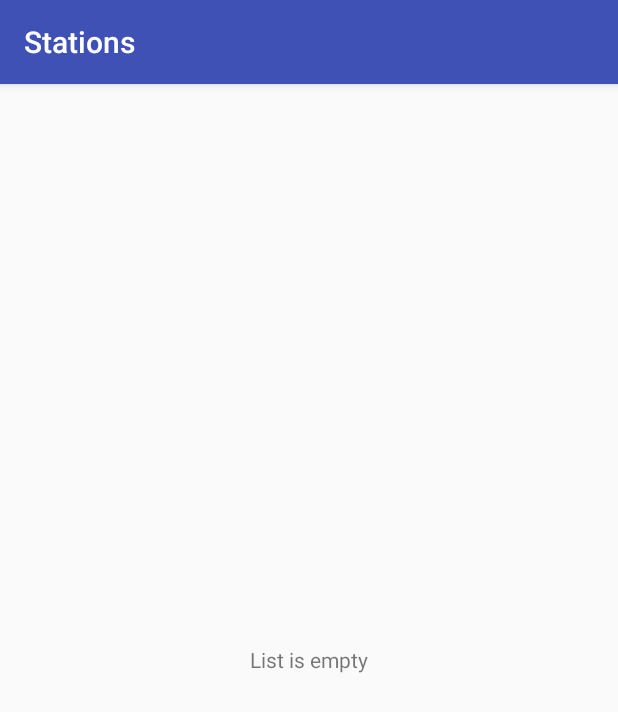
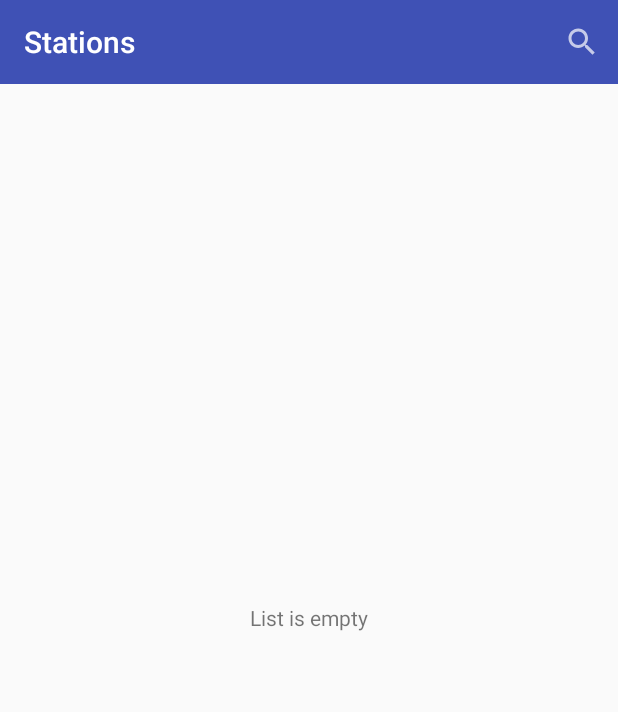
Before and after one commit to sergeykamyshov/HomeTasks, an Android app: the StationListActivity screen opened directly, with no data from a screen before it, on a phone screen of 412 x 824 dp. Shown: the top 712 px of the screen. Run offline under Robolectric (Android 15) with nearby library versions, the phone set to English and light mode, and no system bars.

Commit message:
Добавил поиск по списку станций

```diff
--- a/Schedule/app/build.gradle
+++ b/Schedule/app/build.gradle
@@ -25,8 +25,10 @@ dependencies {
     androidTestCompile('com.android.support.test.espresso:espresso-core:2.2.2', {
         exclude group: 'com.android.support', module: 'support-annotations'
     })
-    compile 'com.android.support:appcompat-v7:26.+'
+    compile 'com.android.support:appcompat-v7:26.0.0-alpha1'
     compile 'com.android.support.constraint:constraint-layout:1.0.2'
     testCompile 'junit:junit:4.12'
     compile 'com.android.support:recyclerview-v7:26.0.0-alpha1'
+    compile 'com.android.support:cardview-v7:26.0.0-alpha1'
+    compile 'com.android.support:design:26.0.0-alpha1'
 }
--- a/Schedule/app/src/main/AndroidManifest.xml
+++ b/Schedule/app/src/main/AndroidManifest.xml
@@ -17,7 +17,9 @@
             </intent-filter>
         </activity>
         <activity android:name=".AboutActivity"/>
-        <activity android:name=".StationListActivity"/>
+        <activity
+            android:name=".StationListActivity"
+            android:theme="@style/AppTheme.NoActionBar"/>
         <activity android:name=".StationDetailActivity"/>
     </application>
 
--- a/Schedule/app/src/main/java/ru/sergeykamyshov/schedule/StationListActivity.java
+++ b/Schedule/app/src/main/java/ru/sergeykamyshov/schedule/StationListActivity.java
@@ -6,6 +6,10 @@ import android.support.v4.app.LoaderManager;
 import android.support.v4.content.Loader;
 import android.support.v7.widget.LinearLayoutManager;
 import android.support.v7.widget.RecyclerView;
+import android.support.v7.widget.SearchView;
+import android.support.v7.widget.Toolbar;
+import android.view.Menu;
+import android.view.MenuItem;
 import android.view.View;
 import android.widget.ProgressBar;
 import android.widget.TextView;
@@ -19,7 +23,7 @@ import ru.sergeykamyshov.schedule.models.City;
 
 import static ru.sergeykamyshov.schedule.loaders.StationLoader.STATION_LOADER_ID;
 
-public class StationListActivity extends BaseActivity implements LoaderManager.LoaderCallbacks<List<City>> {
+public class StationListActivity extends BaseActivity {
 
     private StationRecyclerAdapter mAdapter;
 
@@ -28,27 +32,54 @@ public class StationListActivity extends BaseActivity implements LoaderManager.L
         super.onCreate(savedInstanceState);
         setContentView(R.layout.activity_station_list);
 
-        setActionBarTitle(getString(R.string.action_bar_title_stations));
+        // Подготавливаем Toolbar необоходим для размещения на нем поиска
+        Toolbar toolbar = (Toolbar) findViewById(R.id.toolbar);
+        setSupportActionBar(toolbar);
+        getSupportActionBar().setTitle(getString(R.string.action_bar_title_stations));
 
-        // Настраиваем RecyclerView
+        // Подготавливаем RecyclerView
         RecyclerView recyclerView = (RecyclerView) findViewById(R.id.stations_recycler_view);
         recyclerView.setLayoutManager(new LinearLayoutManager(this));
-        // Создаем и устанавливаем адаптер для RecyclerView
         mAdapter = new StationRecyclerAdapter(this, new ArrayList<City>());
         recyclerView.setAdapter(mAdapter);
 
-        // Загружаем данные из базы (или json файла если первый запуск после обновления)
-        getSupportLoaderManager().initLoader(STATION_LOADER_ID, null, this);
+        // Инициируем работу Loader'a, который достанет нам данные из базы или json файла (если это первый запуск после обновления)
+        getSupportLoaderManager().initLoader(STATION_LOADER_ID, null, mLoaderCallbacks);
     }
 
     @Override
+    public boolean onCreateOptionsMenu(Menu menu) {
+        getMenuInflater().inflate(R.menu.menu_stations_list, menu);
+
+        MenuItem search = menu.findItem(R.id.action_search);
+        SearchView searchView = (SearchView) search.getActionView();
+
+        searchView.setOnQueryTextListener(new SearchView.OnQueryTextListener() {
+            @Override
+            public boolean onQueryTextSubmit(String query) {
+                return false;
+            }
+
+            @Override
+            public boolean onQueryTextChange(String newText) {
+                if (mAdapter != null) {
+                    mAdapter.filterByQuery(newText);
+                }
+                return true;
+            }
+        });
+        return true;
+    }
+
+    private LoaderManager.LoaderCallbacks<List<City>> mLoaderCallbacks = new LoaderManager.LoaderCallbacks<List<City>>() {
+        @Override
         public Loader<List<City>> onCreateLoader(int id, Bundle args) {
-        return new StationLoader(this);
+            return new StationLoader(getApplicationContext());
         }
 
         @Override
         public void onLoadFinished(Loader<List<City>> loader, List<City> data) {
-        // Скрываем ProgressBar после выполнения loader'а
+            // Скрываем ProgressBar после выполнения возвращения результата от loader'а
             ProgressBar progressBar = (ProgressBar) findViewById(R.id.bar_progress);
             progressBar.setVisibility(View.GONE);
             if (data != null && !data.isEmpty()) {
@@ -66,4 +97,5 @@ public class StationListActivity extends BaseActivity implements LoaderManager.L
             mAdapter.setDataSet(new ArrayList<City>());
             mAdapter.notifyDataSetChanged();
         }
+    };
 }
--- a/Schedule/app/src/main/res/layout/activity_station_list.xml
+++ b/Schedule/app/src/main/res/layout/activity_station_list.xml
@@ -3,6 +3,10 @@
                 android:layout_width="match_parent"
                 android:layout_height="match_parent"
                 android:orientation="vertical">
+
+    <include
+        android:id="@+id/toolbar"
+        layout="@layout/toolbar_layout"/>
 
     <ProgressBar
         android:id="@+id/bar_progress"
@@ -22,6 +26,6 @@
         android:id="@+id/stations_recycler_view"
         android:layout_width="match_parent"
         android:layout_height="match_parent"
-        android:layout_centerInParent="true"/>
+        android:layout_below="@id/toolbar"/>
 
 </RelativeLayout>
--- /dev/null
+++ b/Schedule/app/src/main/res/layout/toolbar_layout.xml
@@ -0,0 +1,10 @@
+<?xml version="1.0" encoding="utf-8"?>
+<android.support.v7.widget.Toolbar
+    xmlns:android="http://schemas.android.com/apk/res/android"
+    xmlns:app="http://schemas.android.com/apk/res-auto"
+    android:layout_width="match_parent"
+    android:layout_height="?attr/actionBarSize"
+    android:background="?attr/colorPrimary"
+    app:theme="@style/ThemeOverlay.AppCompat.Dark">
+
+</android.support.v7.widget.Toolbar>
--- /dev/null
+++ b/Schedule/app/src/main/res/menu/menu_stations_list.xml
@@ -0,0 +1,13 @@
+<?xml version="1.0" encoding="utf-8"?>
+<menu xmlns:android="http://schemas.android.com/apk/res/android"
+      xmlns:app="http://schemas.android.com/apk/res-auto"
+      xmlns:tools="http://schemas.android.com/tools"
+      tools:context=".StationListActivity">
+
+    <item
+        android:id="@+id/action_search"
+        android:icon="@android:drawable/ic_menu_search"
+        android:title="@string/menu_item_search"
+        app:actionViewClass="android.support.v7.widget.SearchView"
+        app:showAsAction="always"/>
+</menu>
--- a/Schedule/app/src/main/res/values/strings.xml
+++ b/Schedule/app/src/main/res/values/strings.xml
@@ -10,6 +10,7 @@
     <!--Меню-->
     <string name="menu_item_schedule">Schedule</string>
     <string name="menu_item_about">About</string>
+    <string name="menu_item_search">Search</string>
 
     <!--Экран "Расписание" (ScheduleActivity)-->
     <string name="title_departure_station">Departure station</string>
--- a/Schedule/app/src/main/res/values/styles.xml
+++ b/Schedule/app/src/main/res/values/styles.xml
@@ -8,4 +8,9 @@
         <item name="colorAccent">@color/colorAccent</item>
     </style>
 
+    <style name="AppTheme.NoActionBar">
+        <item name="windowActionBar">false</item>
+        <item name="windowNoTitle">true</item>
+    </style>
+
 </resources>
```
Also changed, not shown: Schedule/app/src/main/java/ru/sergeykamyshov/schedule/adapters/StationRecyclerAdapter.java (+66 -6 lines), Schedule/app/src/main/res/layout/country_city_list_item.xml (+10 -3 lines). Lines whose indentation alone changed are shown as unchanged.
